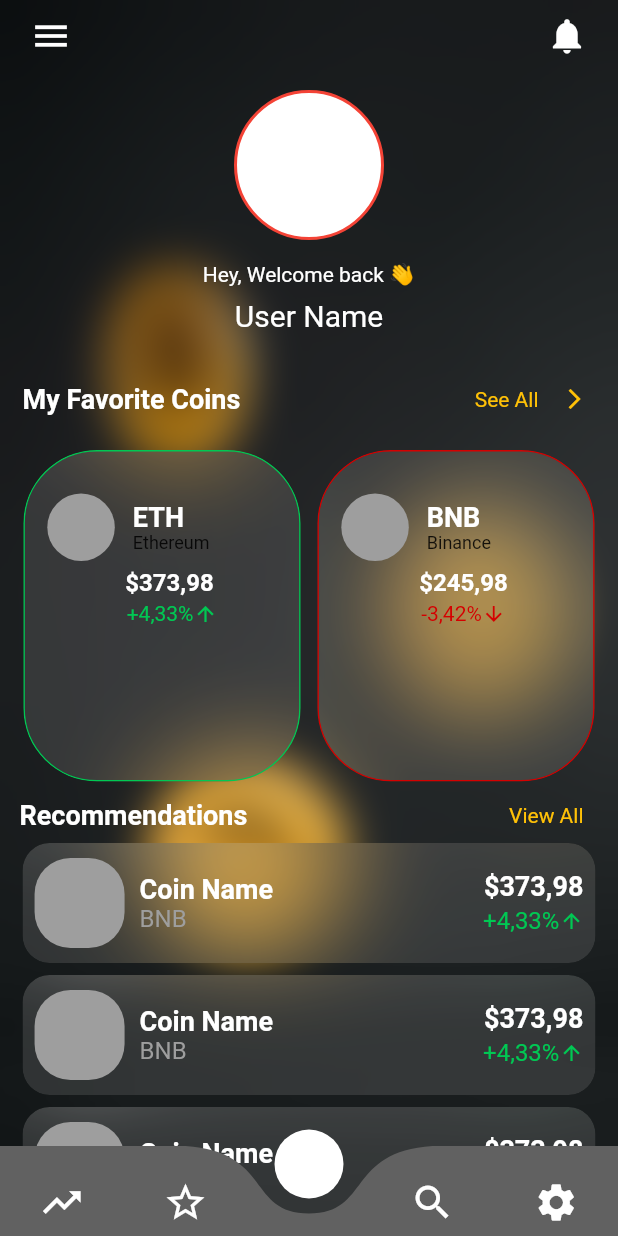
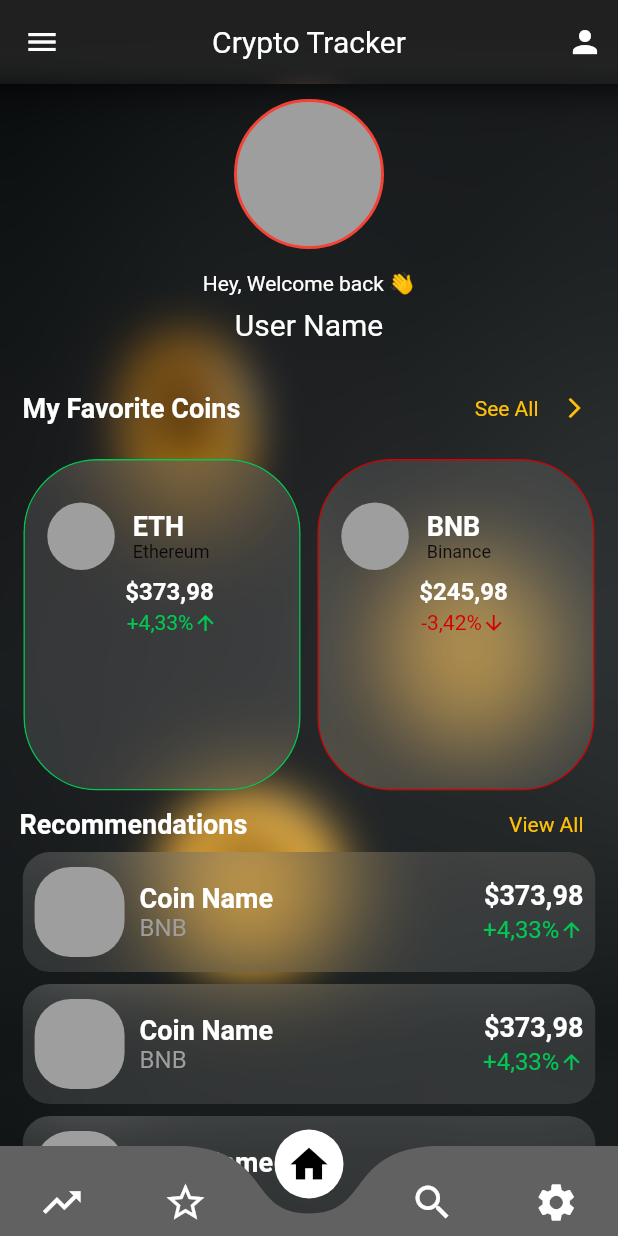
Before and after one commit to RitikRajoria/Crypto-Tracker-App, a Flutter app: the screen it shows after launch, on a phone screen of 412 x 824 dp. Run offline on Flutter 3.47's test engine with Material 2 defaults, Android fonts, the phone set to English and light mode, and no system bars; drawn by our look-alikes of curved_navigation_bar; our stand-ins replace fl_chart.

Commit message:
nav bar icons color fix

```diff
--- a/lib/homepage_navbar.dart
+++ b/lib/homepage_navbar.dart
@@ -23,16 +23,24 @@ class _HomePageNavbarState extends State<HomePageNavbar> {
     Search(),
     SettingsPage(),
   ];
+
   List<Color> iconColor = [
     Colors.white,
     Colors.white,
     Colors.white,
     Colors.white,
-    Colors.white
+    Colors.white,
   ];
+
+  bool isRunFirstTime = false;
 
   @override
   Widget build(BuildContext context) {
+    if (!isRunFirstTime){
+      iconColor[pageIndex] = Colors.black;
+      isRunFirstTime = true;
+      setState(() { });
+    }
     return Scaffold(
       body: Stack(
         children: [
@@ -47,14 +55,9 @@ class _HomePageNavbarState extends State<HomePageNavbar> {
       ),
     );
   }
-
-  // bottom bar
-
 Widget bottombar() {
-
-    return Container(
-      child: CurvedNavigationBar(
-        index: 2,
+    return CurvedNavigationBar(
+      index: pageIndex,
       height: 60.0,
       items: <Widget>[
         Icon(Icons.trending_up, size: 30, color: iconColor[0],),
@@ -64,22 +67,24 @@ class _HomePageNavbarState extends State<HomePageNavbar> {
         Icon(Icons.settings, size: 30,color: iconColor[4],),
       ],
       color: Colors.grey.shade700,
-        buttonBackgroundColor: Colors.white,
+      buttonBackgroundColor:
+Colors.white,
       backgroundColor: Colors.transparent,
-
       animationCurve: Curves.easeInOut,
-        animationDuration: Duration(milliseconds: 400),
+      animationDuration: const Duration(milliseconds: 400),
 
       onTap: (index) {
+        pageIndex = index;
         setState(() {
-            pageIndex = index;
-            pageIndex == index ? iconColor[index] = Colors.black : iconColor[index] = Colors.white;
+          iconColor[pageIndex] = Colors.black;
+          for (int i = 0; i < iconColor.length; i++) {
+            if (i != pageIndex) {
+              iconColor[i] = Colors.white;
+            }
+          }
+        });
 
-
-          });
       },
-        letIndexChange: (index) => true,
-      ),
     );
   }
 }
--- a/lib/pages/home.dart
+++ b/lib/pages/home.dart
@@ -14,6 +14,40 @@ class _HomePageState extends State<HomePage> {
     final size = MediaQuery.of(context).size;
 
     return Scaffold(
+      drawer: Drawer(
+        child: Center(
+          child: Text("Drawer"),
+        ),
+      ),
+      extendBodyBehindAppBar: true,
+      appBar: AppBar(
+        elevation: 0,
+        flexibleSpace: ClipRect(
+          child: BackdropFilter(
+            filter: ImageFilter.blur(sigmaX: 10.0, sigmaY: 10.0),
+            child: Container(),
+          ),
+        ),
+        backgroundColor: Colors.grey.withOpacity(0.2),
+        centerTitle: true,
+        leading: IconButton(onPressed: (){
+           Scaffold.of(context).openDrawer();
+        }, icon: Icon(Icons.menu)),
+        title: Text(
+          "Crypto Tracker",
+          style: TextStyle(
+            fontSize: 20,
+            fontWeight: FontWeight.w400,
+            color: Colors.white,
+          ),
+        ),
+        actions: [
+          Padding(
+            padding: const EdgeInsets.only(right: 10.0),
+            child: Icon(Icons.person),
+          ),
+        ],
+      ),
       backgroundColor: bgDark,
       body: SafeArea(
         child: Stack(
@@ -37,22 +71,6 @@ class _HomePageState extends State<HomePage> {
                 child: Container(),
               ),
             ),
-            Padding(
-              padding: const EdgeInsets.only(left: 10, right: 10, bottom: 10),
-              child: Row(
-                mainAxisAlignment: MainAxisAlignment.spaceBetween,
-                children: [
-                  IconButton(
-                    icon: Icon(Icons.menu, color: textWhite, size: 28),
-                    onPressed: () {},
-                  ),
-                  IconButton(
-                    icon: Icon(Icons.notifications, color: textWhite, size: 28),
-                    onPressed: () {},
-                  ),
-                ],
-              ),
-            ),
 
             //main body
             SingleChildScrollView(
@@ -64,18 +82,18 @@ class _HomePageState extends State<HomePage> {
     );
   }
 
-  Center body(size) {
+  Widget body(size) {
     return Center(
       child: Column(
         children: [
-          SizedBox(height: 50), //Avatar and user name
+          //Avatar and user name
           Padding(
             padding: const EdgeInsets.only(top: 10),
             child: Container(
               height: 100,
               width: 100,
               decoration: BoxDecoration(
-                color: textWhite,
+                color: Colors.grey,
                 border: Border.all(width: 2, color: Colors.red),
                 shape: BoxShape.circle,
               ),
```
Lines whose indentation alone changed are shown as unchanged.
